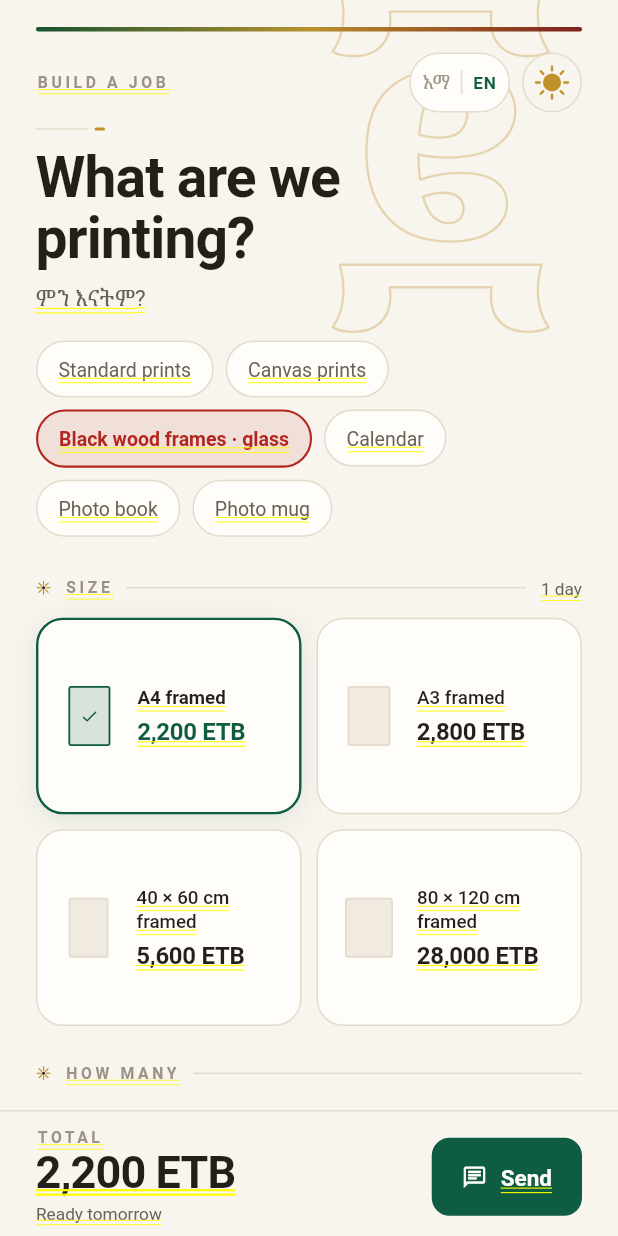
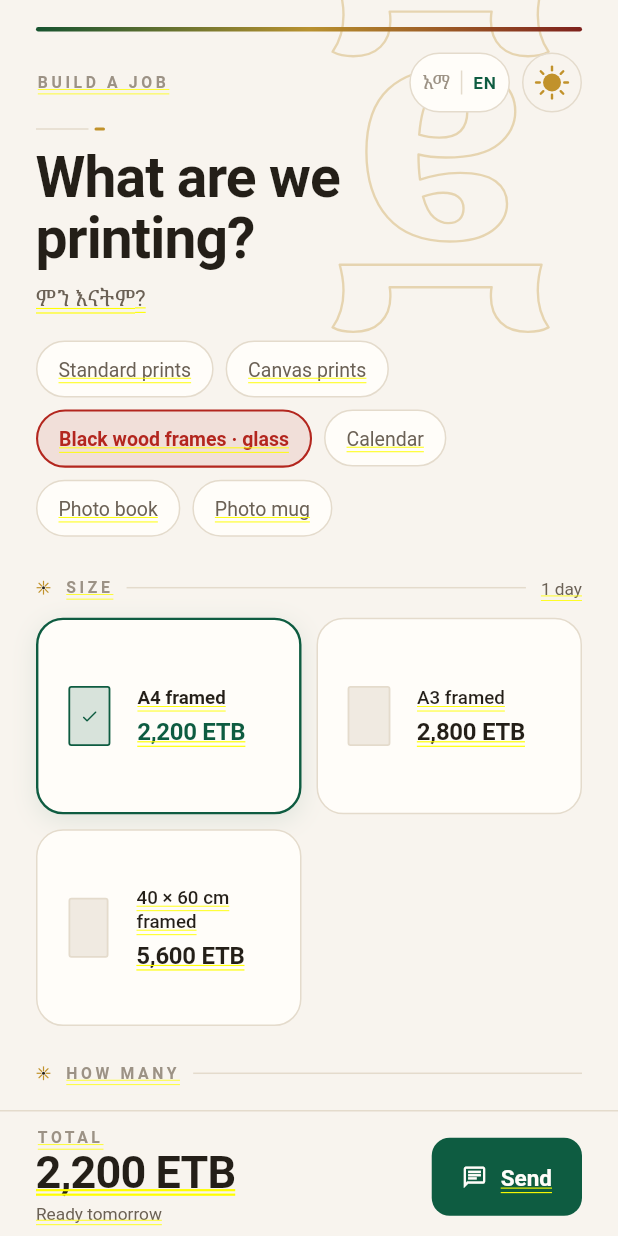
Before and after one commit to messaynew-cyber/norcha-android, a Flutter app: the QuotePage screen opened directly with empty values, after a tap on "Canvas prints", after a tap on "Black wood frames · glass", on a phone screen of 412 x 824 dp. Run offline on Flutter 3.47's test engine with Material 3 defaults, Android fonts, the phone set to English and light mode, and no system bars; our stand-ins replace flutter_local_notifications, flutter_timezone, image_picker, shared_preferences, timezone; accounts and stored records are empty; network calls fail; Roboto replaces fonts that are missing (EB Garamond, Noto Serif Ethiopic, Outfit).

Commit message:
pricing: remove 80x120 (canvas and framed), and fix the size selector's shapes
## 80 x 120 is gone

The shop asked for the size removed rather than repriced. It arrived at 3,500,
which cannot be right: 50 x 80 (4,000 cm²) is also 3,500 and 60 x 120
(7,200 cm²) is 6,440, so the largest canvas on the list was priced below a
smaller one and at the same price as a mid one. 3,500 / 1.40 = 2,500, which is
exactly the sheet's 50 x 80 original — the figure was that row mislabelled.

Rather than ship a number that undercuts the whole canvas range, both 80 x 120
entries are deleted: the canvas, and the framed version of the same size. A
frame for a print we do not sell is a dead entry. The 28,000 frame figure was
confirmed real, so the note says to restore it if the size ever comes back.

Remaining canvas: 10 x 15 through 60 x 120, ten sizes.
Remaining frames: A4, A3, 40 x 60.

## The size selector was drawing every tile the same shape

Unrelated to the prices, found while removing the size, and worth its own note.

`lib/widgets/size_selector.dart` carried a hand-maintained aspect-ratio map
keyed by size key. It had rotted: it named canvas-30x40, canvas-60x80,
canvas-80x120, cal-a4 and cal-a3 — none of which existed any more — and it was
missing every size the shop actually sells. Unlisted keys fell back to a
neutral 4:5, so EVERY tile in the grid rendered at the same proportion
regardless of the real size. Silently. A size selector whose whole purpose is
"the shape is the part that does the selling" was showing one shape.

The ratio is now derived from the key itself (`canvas-40x60` -> 40/60), with
only the paper sizes, which cannot be derived, still named. `aspectFor()` is
public so it can be tested, and design_system_test.dart now asserts:

  - real keys yield their true ratio
  - every size the shop sells has a shape, not the fallback
  - shapeless products (mug, book) fall back instead of throwing

A hardcoded list of product keys was a second source of truth. It drifted.
Deleted.

```diff
--- a/lib/core/pricing.dart
+++ b/lib/core/pricing.dart
@@ -10,9 +10,12 @@
 //   • Price_List_1.xlsx holds the ORIGINAL (supplier) prices. They are the COST.
 //     A sell price is cost / 0.6, i.e. cost × 1.40, then rounded.
 //   • Price List 2 holds prices ALREADY marked up. They are sell prices as-is.
-// Ten canvas sizes below come from the first kind and carry the ×1.40. The
-// 80x120 canvas and every frame / calendar / book / mug come from the second
-// kind and are used exactly as given.
+// The ten canvas sizes below come from the first kind and carry the ×1.40.
+// Every frame / calendar / book / mug comes from the second kind and is used
+// exactly as given.
+//
+// 80 × 120 is gone, in both canvas and framed form — see the notes at each
+// site, or PRICE-SOURCES.md.
 //
 // "BOARD" on the sheet means CANVAS. Confirmed by the Architect 2026-10-07.
 //
@@ -33,8 +36,8 @@ class Shop {
   static const cutoffHour = 16; // same-day cut-off
 
   /// The shop supplied its own sheet on 2026-10-07, so the prices below are
-  /// real. Two numbers are still pending confirmation and are flagged inline:
-  /// 80x120 canvas (a price inversion) and 80x120 framed (looks like a typo).
+  /// real. Standard prints are the one exception — the shop has never given
+  /// paper-print prices and those six entries are still placeholders.
   static const pricesAreTemporary = false;
 }
 
@@ -123,27 +126,13 @@ class NorchaData {
       PrintSize('canvas-50x80', '50 × 80 cm', 3500),
       PrintSize('canvas-60x90', '60 × 90 cm', 3780),
       PrintSize('canvas-60x120', '60 × 120 cm', 6440),
-      // 🔴 [ARCHITECT] 3,500 IS UNRESOLVED AND ALMOST CERTAINLY WRONG — raises
-      // the shop 1,100 per unit and undercuts the whole canvas range.
-      //
-      //   50 × 80  = 4,000 cm²   3,500
-      //   60 × 120 = 7,200 cm²   6,440
-      //   80 × 120 = 9,600 cm²   3,500   <- same price as 50x80, and 2,940
-      //                                     CHEAPER than the smaller 60x120.
-      //
-      // A customer comparing sizes sees the largest canvas at the price of a
-      // mid one. This is not a discount, it is a hole.
-      //
-      // The coincidence that explains it: 3,500 ÷ 1.40 = 2,500, which is
-      // EXACTLY the sheet's 50 × 80 original. So this figure is very likely the
-      // 50 × 80 row mislabelled. Scaling the 60 × 120 original (4,600 at
-      // 7,200 cm²) to 9,600 cm² gives ~6,133 → ~8,590 sell; priced by shape
-      // rather than raw area, a fair figure is realistically 6,000-7,500.
-      //
-      // Kept at 3,500 as instructed and asserted in the test, so it cannot
-      // drift silently. ⚠️ CONFIRM WITH THE SHOP BEFORE THIS SHIPS TO A
-      // CUSTOMER.
-      PrintSize('canvas-80x120', '80 × 120 cm', 3500),
+      // 80 × 120 was REMOVED here on 2026-10-07. See PRICE-SOURCES.md.
+      // The shop's typed list carried it as 3,500, which is inconsistent with
+      // its own ladder — 50 × 80 (4,000 cm²) is also 3,500 and 60 × 120
+      // (7,200 cm²) is 6,440, so the LARGEST canvas was priced below a smaller
+      // one. 3,500 ÷ 1.40 = 2,500, which is exactly the sheet's 50 × 80
+      // original, so that number was most likely the 50 × 80 row mislabelled.
+      // Rather than ship a figure that undercuts the range, the size is gone.
     ]),
 
     // ---- BLACK WOOD FRAMES WITH GLASS -----------------------------------
@@ -153,11 +142,10 @@ class NorchaData {
       PrintSize('frame-a4', 'A4 framed', 2200),
       PrintSize('frame-a3', 'A3 framed', 2800),
       PrintSize('frame-40x60', '40 × 60 cm framed', 5600),
-      // ✅ [ARCHITECT] confirmed REAL on 2026-10-07, not a typo. It is a steep
-      // step — 40 × 60 is 5,600 and this is 5× that for 2.3× the area, which
-      // implies a much heavier moulding and glass at this size — but the shop
-      // has confirmed the figure, so it stands.
-      PrintSize('frame-80x120', '80 × 120 cm framed', 28000),
+      // 80 × 120 framed was REMOVED on 2026-10-07 alongside the canvas of the
+      // same size — the Architect asked for 80 × 120 gone from the app, and a
+      // frame you cannot buy the print for is a dead entry. The 28,000 figure
+      // was confirmed real, so if this size comes back, restore that number.
     ]),
 
     // ---- CALENDAR -------------------------------------------------------
--- a/lib/widgets/size_selector.dart
+++ b/lib/widgets/size_selector.dart
@@ -24,17 +24,39 @@ import '../core/lang.dart';
 import '../core/pricing.dart';
 import '../theme/app_theme.dart';
 
-/// Aspect ratio (w/h) per size key. Anything unlisted falls back to a neutral
-/// 4:5 so the grid never has a hole in it — a missing shape is worse than an
-/// approximate one.
-const Map<String, double> _kAspect = {
-  'std-10x15': 10 / 15, 'std-13x18': 13 / 18, 'std-15x21': 15 / 21,
-  'std-20x30': 20 / 30, 'std-a4': 21 / 30, 'std-a3': 30 / 42,
-  'canvas-30x40': 30 / 40, 'canvas-40x60': 40 / 60,
-  'canvas-60x80': 60 / 80, 'canvas-80x120': 80 / 120,
-  'frame-a4': 21 / 30, 'frame-a3': 30 / 42, 'frame-40x60': 40 / 60,
-  'cal-a4': 21 / 30, 'cal-a3': 30 / 42,
+/// Aspect ratio (w/h) per size key.
+///
+/// 🔴 THIS MAP USED TO BE A HAND-MAINTAINED LIST AND IT ROTTED. It named sizes
+/// that no longer existed (canvas-30x40, canvas-60x80, canvas-80x120, cal-a4,
+/// cal-a3) and was missing every size the shop's own sheet actually sells
+/// (canvas-10x15 through canvas-60x120, cal-a5). Anything unlisted fell back to
+/// a neutral 4:5 — so the selector drew EVERY tile the same shape regardless of
+/// the real proportions, silently, for the whole catalogue.
+///
+/// A hardcoded list of product keys is a second source of truth, and a second
+/// source of truth drifts. These are derived from the KEY ITSELF where the key
+/// carries a size (canvas-40x60, std-20x30, frame-40x60), and only the paper
+/// sizes, which cannot be derived, are still named.
+const Map<String, double> _kPaperAspect = {
+  // Paper sizes — not derivable from the key.
+  'std-a4': 21 / 30, 'std-a3': 30 / 42,
+  'frame-a4': 21 / 30, 'frame-a3': 30 / 42,
+  'cal-a5': 148 / 210, // A5 is portrait 148 × 210 mm
+  'cal-a4': 21 / 30,   // kept: older keys may still appear in saved quotes
+  'cal-a3': 30 / 42,
 };
+
+/// Shape of a size key. Prefers the dimensions in the key, then the paper
+/// table, then a neutral 4:5 so the grid never has a hole in it.
+double aspectFor(String key) {
+  final m = RegExp(r'(\d+)x(\d+)$').firstMatch(key);
+  if (m != null) {
+    final w = int.parse(m.group(1)!);
+    final h = int.parse(m.group(2)!);
+    if (w > 0 && h > 0) return w / h;
+  }
+  return _kPaperAspect[key] ?? 4 / 5;
+}
 
 class SizeSelector extends StatelessWidget {
   final Product product;
@@ -68,7 +90,7 @@ class SizeSelector extends StatelessWidget {
         final s = product.sizes[i];
         return SizeTile(
           size: s,
-          aspect: _kAspect[s.key] ?? 0.8,
+          aspect: aspectFor(s.key),
           selected: s.key == selected,
           onTap: () => onSelect(s.key),
         );
```
Also changed, not shown: 2 other files.
